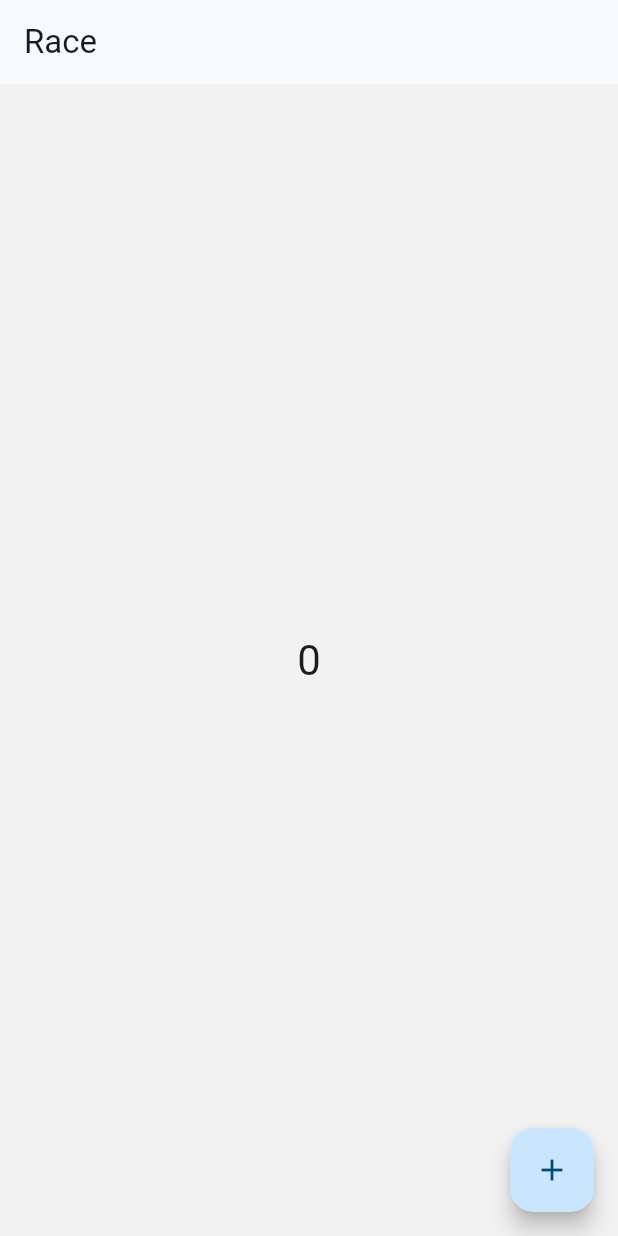
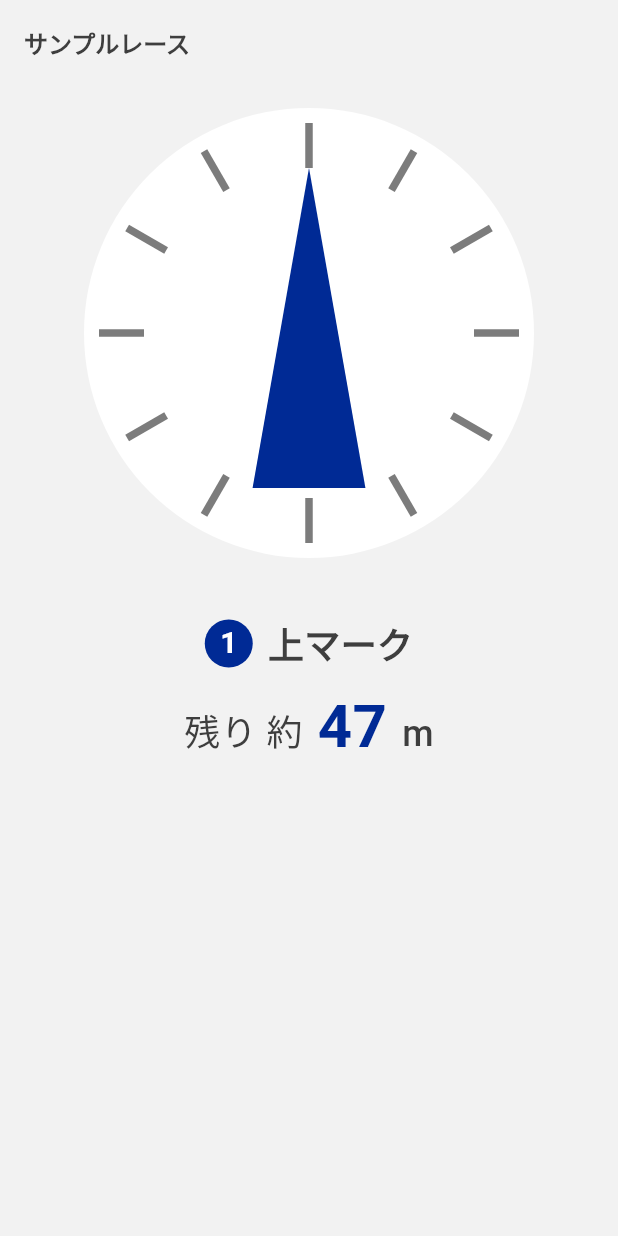
Before and after one commit to takara2314/bsam, a Flutter app: the RacePage screen opened by its route, on a phone screen of 412 x 824 dp. Run offline on Flutter 3.47's test engine with Material 3 defaults, Android fonts, the phone set to English and light mode, and no system bars; our stand-ins replace flutter_hooks, flutter_svg, go_router, hooks_riverpod, internet_connection_checker_plus, jwt_decoder and 1 more; accounts and stored records are empty.

Commit message:
feat(race): 最低限のレース画面を実装

```diff
--- a/lib/presentation/pages/home.dart
+++ b/lib/presentation/pages/home.dart
@@ -21,6 +21,7 @@ class HomePage extends HookConsumerWidget {
     final chosenAthleteId = useState<String?>(null);
 
     // TODO: 仮の値のため、実際の値に変更する
+    final raceName = useState('サンプルレース');
     final joinedAthleteIds = useState(['athlete1', 'athlete2', 'athlete3']);
 
     void setChosenAthleteId(String? athleteId) {
@@ -36,7 +37,7 @@ class HomePage extends HookConsumerWidget {
       body: Center(
         child: Column(
           children: [
-            Heading('サンプルレース'),
+            Heading(raceName.value),
             ChoiceAthlete(
               chosenAthleteId: chosenAthleteId.value,
               setChosenAthleteId: setChosenAthleteId,
@@ -45,7 +46,9 @@ class HomePage extends HookConsumerWidget {
             RaceStartButton(
               chosenAthleteId: chosenAthleteId.value,
               joinedAthleteIds: joinedAthleteIds.value,
-              onPressed: () {}
+              onPressed: () {
+                context.push(racePagePath);
+              }
             )
           ]
         )
--- a/lib/presentation/pages/race.dart
+++ b/lib/presentation/pages/race.dart
@@ -1,3 +1,6 @@
+import 'package:bsam/main.dart';
+import 'package:bsam/presentation/widgets/compass.dart';
+import 'package:bsam/presentation/widgets/text.dart';
 import 'package:flutter/material.dart';
 import 'package:flutter_hooks/flutter_hooks.dart';
 import 'package:hooks_riverpod/hooks_riverpod.dart';
@@ -7,25 +10,174 @@ class RacePage extends HookConsumerWidget {
 
   @override
   Widget build(BuildContext context, WidgetRef ref) {
-    final counter = useState(0);
+    // TODO: 仮の値のため、実際の値に変更する
+    final raceName = useState('サンプルレース');
+    final compassHeading = useState(0.0);
+    final nextMarkNo = useState(1);
+    final nextMarkName = useState('上マーク');
+    final distanceToNextMarkMeter = useState(46.5);
 
     return Scaffold(
-      appBar: AppBar(
-        title: const Text('Race'),
+      appBar: RaceAppBar(
+        raceName: raceName.value,
+        preferredSize: const Size.fromHeight(72),
       ),
       body: Center(
-        // HookConsumer is a builder widget that allows you to read providers and utilise hooks.
-        child: Text(
-          '${counter.value}',
-          style: Theme.of(context).textTheme.headlineMedium,
+        child: Column(
+          children: [
+            RaceCompass(heading: compassHeading.value),
+            RaceMarkDirectionInfo(
+              nextMarkNo: nextMarkNo.value,
+              nextMarkName: nextMarkName.value,
+              distanceToNextMarkMeter: distanceToNextMarkMeter.value
+            )
+          ]
+        )
+      )
+    );
+  }
+}
+
+class RaceAppBar extends StatelessWidget implements PreferredSizeWidget {
+  final String raceName;
+
+  const RaceAppBar({
+    required this.raceName,
+    required this.preferredSize,
+    super.key
+  });
+
+  @override
+  final Size preferredSize;
+
+  @override
+  Widget build(BuildContext context) {
+    return AppBar(
+      backgroundColor: backgroundColor,
+      centerTitle: false,
+      title: Text(
+        raceName,
+        style: const TextStyle(
+          color: bodyTextColor,
+          fontSize: bodyTextSize,
+          fontWeight: FontWeight.bold
         ),
-      ),
-      floatingActionButton: FloatingActionButton(
-        onPressed: () {
-          counter.value++;
-        },
-        child: const Icon(Icons.add),
       ),
     );
   }
 }
+
+class RaceCompass extends StatelessWidget {
+  final double heading;
+
+  const RaceCompass({
+    required this.heading,
+    super.key
+  });
+
+  @override
+  Widget build(BuildContext context) {
+    return SizedBox(
+      width: 300,
+      height: 300,
+      child: CustomPaint(
+        painter: Compass(heading: heading)
+      )
+    );
+  }
+}
+
+class RaceMarkDirectionInfo extends StatelessWidget {
+  final int nextMarkNo;
+  final String nextMarkName;
+  final double distanceToNextMarkMeter;
+
+  const RaceMarkDirectionInfo({
+    required this.nextMarkNo,
+    required this.nextMarkName,
+    required this.distanceToNextMarkMeter,
+    super.key
+  });
+
+  @override
+  Widget build(BuildContext context) {
+    return Column(
+      children: [
+        Padding(
+          padding: const EdgeInsets.only(top: 40, bottom: 10),
+          child: Row(
+            mainAxisAlignment: MainAxisAlignment.center,
+            children: [
+              RaceMarkNoIcon(markNo: nextMarkNo),
+              Heading(nextMarkName, fontSize: 24)
+            ]
+          ),
+        ),
+        Row(
+          mainAxisAlignment: MainAxisAlignment.center,
+          crossAxisAlignment: CrossAxisAlignment.end,
+          children: [
+            const Padding(
+              padding: EdgeInsets.only(bottom: 7),
+              child: Heading(
+                '残り 約',
+                fontSize: 24,
+                fontWeight: FontWeight.w500,
+              ),
+            ),
+            Padding(
+              padding: const EdgeInsets.only(left: 10, right: 10),
+              child: Text(
+                '${distanceToNextMarkMeter.round()}',
+                style: const TextStyle(
+                  color: primaryColor,
+                  fontSize: 40,
+                  fontWeight: FontWeight.bold
+                )
+              ),
+            ),
+            const Padding(
+              padding: EdgeInsets.only(bottom: 7),
+              child: Heading(
+                'm',
+                fontSize: 24,
+                fontWeight: FontWeight.w500,
+              ),
+            ),
+          ]
+        ),
+      ]
+    );
+  }
+}
+
+class RaceMarkNoIcon extends StatelessWidget {
+  final int markNo;
+
+  const RaceMarkNoIcon({
+    required this.markNo,
+    super.key
+  });
+
+  @override
+  Widget build(BuildContext context) {
+    return Container(
+      width: 32,
+      height: 32,
+      margin: const EdgeInsets.only(right: 10),
+      alignment: Alignment.center,
+      decoration: BoxDecoration(
+        color: primaryColor,
+        borderRadius: BorderRadius.circular(9999)
+      ),
+      child: Text(
+        '$markNo',
+        style: const TextStyle(
+          color: Colors.white,
+          fontSize: bodyHeadingSize,
+          fontWeight: FontWeight.bold
+        )
+      )
+    );
+  }
+}
--- /dev/null
+++ b/lib/presentation/widgets/compass.dart
@@ -0,0 +1,69 @@
+import 'package:bsam/main.dart';
+import 'package:flutter/material.dart';
+import 'dart:math';
+
+class Compass extends CustomPainter {
+  const Compass({required this.heading});
+  final double heading;
+
+  @override
+  void paint(Canvas canvas, Size size) {
+    const lineLength = 30;
+    final startRadius = (size.width / 2) - lineLength - 10;
+    final endRadius = (size.width / 2) - 10;
+
+    final paint = Paint();
+    paint.color = Colors.white;
+    paint.strokeWidth = 5;
+
+    canvas.drawCircle(
+      Offset(size.width / 2, size.height / 2),
+      size.width / 2,
+      paint
+    );
+
+    paint.color = tertiaryColor;
+
+    for (var theta = 0; theta < 360; theta+=30) {
+      canvas.drawLine(
+        Offset(
+          startRadius * cos(pi * theta / 180) + (size.width / 2),
+          - startRadius * sin(pi * theta / 180) + (size.width / 2)
+        ),
+        Offset(
+          endRadius * cos(pi * theta / 180) + (size.width / 2),
+          - endRadius * sin(pi * theta / 180) + (size.width / 2)
+        ),
+        paint
+      );
+    }
+
+    final angle = 90 - heading;
+
+    final path = Path();
+    path.moveTo(
+      startRadius * cos(pi * angle / 180) + (size.width / 2),
+      - startRadius * sin(pi * angle / 180) + (size.width / 2)
+    );
+
+    path.lineTo(
+      startRadius * cos(pi * (angle + 160) / 180) + (size.width / 2),
+      - startRadius * sin(pi * (angle + 160) / 180) + (size.width / 2)
+    );
+
+    path.lineTo(
+      startRadius * cos(pi * (angle + 200) / 180) + (size.width / 2),
+      - startRadius * sin(pi * (angle + 200) / 180) + (size.width / 2)
+    );
+
+    path.close();
+
+    paint.color = primaryColor;
+    canvas.drawPath(path, paint);
+  }
+
+  @override
+  bool shouldRepaint(covariant CustomPainter oldDelegate) {
+    return true;
+  }
+}
--- a/lib/presentation/widgets/text.dart
+++ b/lib/presentation/widgets/text.dart
@@ -35,6 +35,7 @@ class Heading extends StatelessWidget {
   final TextAlign? textAlign;
   final Color? color;
   final double? fontSize;
+  final FontWeight? fontWeight;
 
   const Heading(
     this.text,
@@ -42,6 +43,7 @@ class Heading extends StatelessWidget {
       this.textAlign,
       this.color,
       this.fontSize,
+      this.fontWeight,
       super.key
     }
   );
@@ -52,7 +54,7 @@ class Heading extends StatelessWidget {
       text,
       style: TextStyle(
         color: color ?? bodyTextColor,
-        fontWeight: FontWeight.bold,
+        fontWeight: fontWeight ?? FontWeight.bold,
         fontSize: fontSize ?? bodyHeadingSize
       )
     );
```
